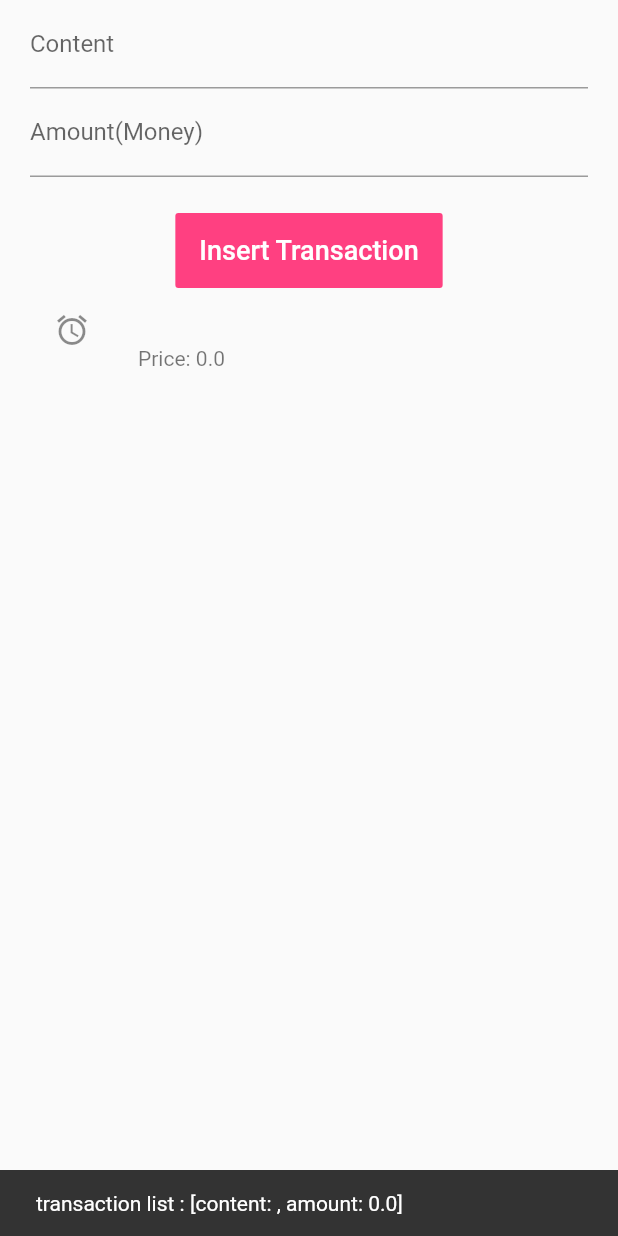
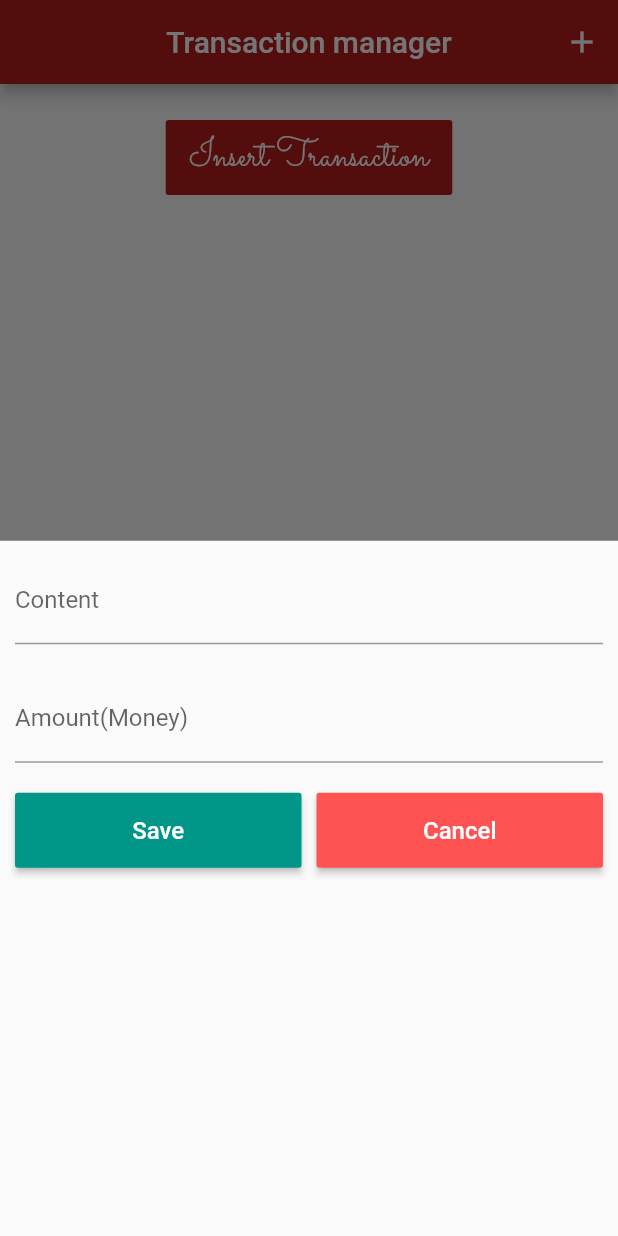
Before and after one commit to ledinhquoc/FlutterPractices, a Flutter app: the screen it shows after launch, after a tap on "Insert Transaction", on a phone screen of 412 x 824 dp. Run offline on Flutter 3.47's test engine with Material 2 defaults, Android fonts, the phone set to English and light mode, and no system bars.

```diff
--- a/lib/MyApp.dart
+++ b/lib/MyApp.dart
@@ -1,8 +1,7 @@
-import 'dart:ffi';
-
+import 'package:flutter/cupertino.dart';
 import 'package:flutter/material.dart';
-import 'package:intl/intl.dart';
 import 'transaction.dart';
+import 'TrtansactionList.dart';
 
 class MyApp extends StatefulWidget {
   @override
@@ -33,18 +32,26 @@ class _MyAppState extends State<MyApp> with WidgetsBindingObserver {
     WidgetsBinding.instance.removeObserver(this);
   }
 
-  @override
-  Widget build(BuildContext context) {
-    return MaterialApp(
-      title: "this is a statefulWidget",
-      home: Scaffold(
-          key: _scaffoldKey,
-          body: SafeArea(
-            minimum: const EdgeInsets.only(left: 20, right: 20),
-            child: Column(
-              mainAxisAlignment: MainAxisAlignment.start,
+  void _insertTransaction() {
+    if (_transaction.content.isEmpty ||
+        _transaction.amount == 00 ||
+        _transaction.amount.isNaN) {
+      return;
+    }
+    _transaction.createDate = DateTime.now();
+    _transactions.add(_transaction);
+    _transaction = Transaction(content: '', amount: 0.0);
+    _contentController.text = '';
+    _amountController.text = '';
+  }
+
+  void _onButtonShowModalSheet() {
+    showModalBottomSheet(
+        context: this.context,
+        builder: (context) {
+          return Column(
             children: <Widget>[
-                TextField(
+              Container(padding: EdgeInsets.all(10),child:TextField(
                 decoration: InputDecoration(labelText: 'Content'),
                 controller: _contentController,
                 onChanged: (text) {
@@ -52,8 +59,8 @@ class _MyAppState extends State<MyApp> with WidgetsBindingObserver {
                     _transaction.content = text;
                   });
                 },
-                ),
-                TextField(
+              ),),
+              Container(padding: EdgeInsets.all(10),child:TextField(
                 decoration: InputDecoration(labelText: 'Amount(Money)'),
                 controller: _amountController,
                 onChanged: (text) {
@@ -61,49 +68,112 @@ class _MyAppState extends State<MyApp> with WidgetsBindingObserver {
                     _transaction.amount = double.tryParse(text) ?? 0;
                   });
                 },
+              ),),
+              //ok button
+              Container(
+                padding: EdgeInsets.all(10),
+                child: Row(
+                  mainAxisAlignment: MainAxisAlignment.spaceAround,
+                  children: <Widget>[
+                    Expanded(
+                      child: SizedBox(
+                        child: RaisedButton(
+                          color: Colors.teal,
+                          child: Text(
+                            'Save',
+                            style: TextStyle(fontSize: 16, color: Colors.white),
                           ),
+                          onPressed: () {
+                            print('press Save');
+                            setState(() {
+                              this._insertTransaction();
+                              Navigator.of(context).pop();
+                            });
+                          },
+                        ),
+                          height: 50,
+                      ),
+                    ),
+                    Padding(padding: EdgeInsets.only(left: 10)),
+                    Expanded(
+                      child: SizedBox(
+                        child: RaisedButton(
+                          color: Colors.redAccent,
+                          child: Text('Cancel',
+                              style:
+                              TextStyle(fontSize: 16, color: Colors.white)),
+                          onPressed: () {
+                            print('Pressed cancel');
+                            Navigator.of(context).pop();
+                          },
+                        ),height: 50,
+                      )
+                    ),
+                  ],
+                ),
+              )
+            ],
+          );
+        });
+  }
+
+  @override
+  Widget build(BuildContext context) {
+    // In this lession, we need to add AppBar and more "Add" button
+    return Scaffold(
+        appBar: AppBar(
+          title: const Text('Transaction manager'),
+          centerTitle: true,
+          actions: <Widget>[
+            IconButton(
+              icon: Icon(Icons.add),
+              onPressed: () {
+                setState(() {
+                  // this._insertTransaction();
+                  this._onButtonShowModalSheet();
+                });
+              },
+            ),
+          ],
+        ),
+        floatingActionButton: FloatingActionButton(
+          tooltip: 'Add transaction',
+          child: Icon(Icons.add),
+          onPressed: () {
+            this._onButtonShowModalSheet();
+          },
+          backgroundColor: Theme.of(context).primaryColor,
+        ),
+        key: _scaffoldKey,
+        body: SafeArea(
+            minimum: const EdgeInsets.only(left: 20, right: 20),
+            child: SingleChildScrollView(
+              child: Column(
+                mainAxisAlignment: MainAxisAlignment.start,
+                children: <Widget>[
                   Padding(padding: const EdgeInsets.symmetric(vertical: 12)),
                   ButtonTheme(
                     height: 50,
                     child: FlatButton(
-                    child: Text('Insert Transaction', style: const TextStyle(fontSize: 18),),
-                    color: Colors.pinkAccent,
+                      child: Text(
+                        'Insert Transaction',
+                        style: const TextStyle(fontSize: 25,fontFamily: 'Sacramento'),
+                      ),
+                      color: Theme.of(context).primaryColor,
                       textColor: Colors.white,
                       onPressed: () {
                         // print('Content = $_content, money\'s amount = $_amount');
                         //Display to UI ?
                         //Now it must add the "transaction object" to a list of transaction(state)
-                      setState(() {
-                        _transactions.add(_transaction);
-                        _transaction = Transaction(content: '', amount: 0.0);
-                        _contentController.text = '';
-                        _amountController.text = '';
-                      });
-                      //Now i want to display the list below
-                      _scaffoldKey.currentState.showSnackBar(SnackBar(
-                        content: Text(
-                            'transaction list : ' + _transactions.toString()),
-                        duration: Duration(seconds: 3),
-                      ));
+                        this._onButtonShowModalSheet();
                       },
                     ),
                   ),
-                Column(
-                  children:
-                    _transactions.map((eachTransaction){
-                      return ListTile(
-                          leading: const Icon(Icons.access_alarm),
-                          title: Text(eachTransaction.content),
-                          subtitle: Text('Price: ${eachTransaction.amount}'),
-                          onTap:(){
-                            print('You clicked: ${eachTransaction.content}');
-                          },
-                      );
-                    }).toList()
+                  TransactionList(
+                    transactions: _transactions,
                   )
                 ],
               ),
-          )),
-    );
+            )));
   }
 }
--- a/lib/main.dart
+++ b/lib/main.dart
@@ -1,5 +1,11 @@
 import 'package:flutter/material.dart';
 import 'MyApp.dart';
 void main() {
-  runApp(MyApp());
+  runApp(MaterialApp(
+    title: 'Transaction app',
+    theme: ThemeData(
+      primaryColor: Colors.red[900]
+    ),
+    home: MyApp(),
+  ));
 }
--- a/lib/transaction.dart
+++ b/lib/transaction.dart
@@ -2,8 +2,9 @@ import 'package:flutter/material.dart';
 class Transaction {
   String content;
   double amount;
+  DateTime createDate;
   //constructor
-  Transaction({this.content,this.amount});
+  Transaction({this.content,this.amount,this.createDate});
   @override
   String toString() {
     return 'content: $content, amount: $amount';
```
Also changed, not shown: assets/fonts/Sacramento/OFL.txt (added, +93 -0 lines), assets/fonts/Shadows_Into_Light/OFL.txt (added, +93 -0 lines), lib/TrtansactionList.dart (added, +77 -0 lines), pubspec.yaml (+18 -11 lines), assets/fonts/Sacramento/Sacramento-Regular.ttf (added), assets/fonts/Shadows_Into_Light/ShadowsIntoLight-Regular.ttf (added). Lines whose indentation alone changed are shown as unchanged.
